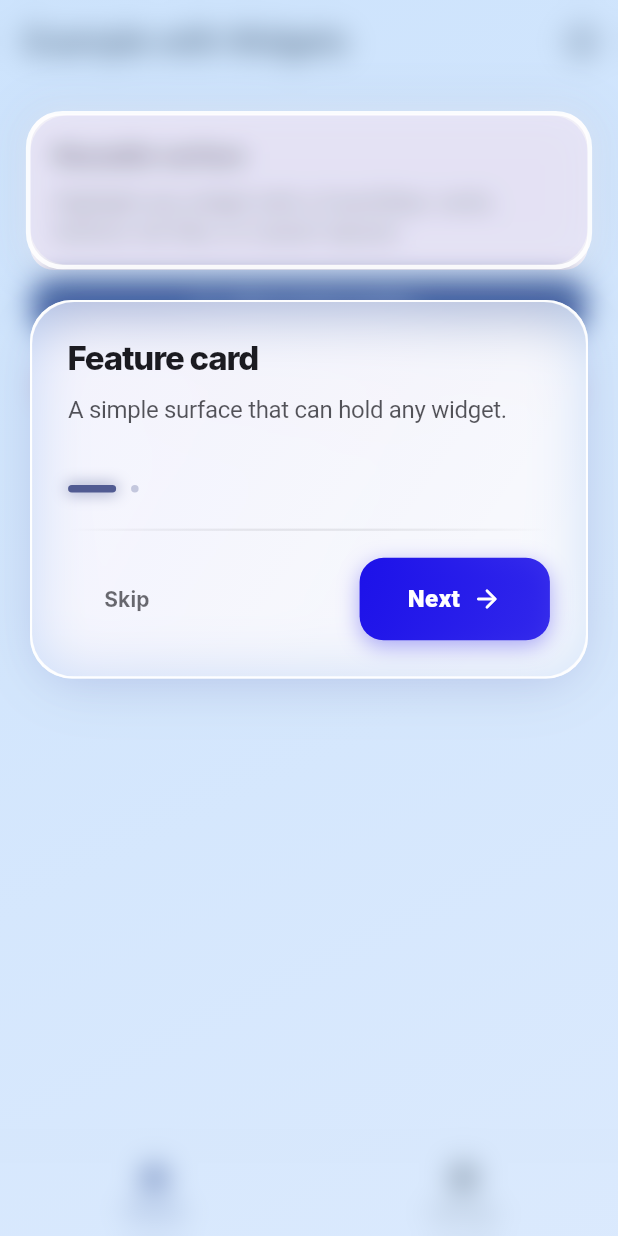
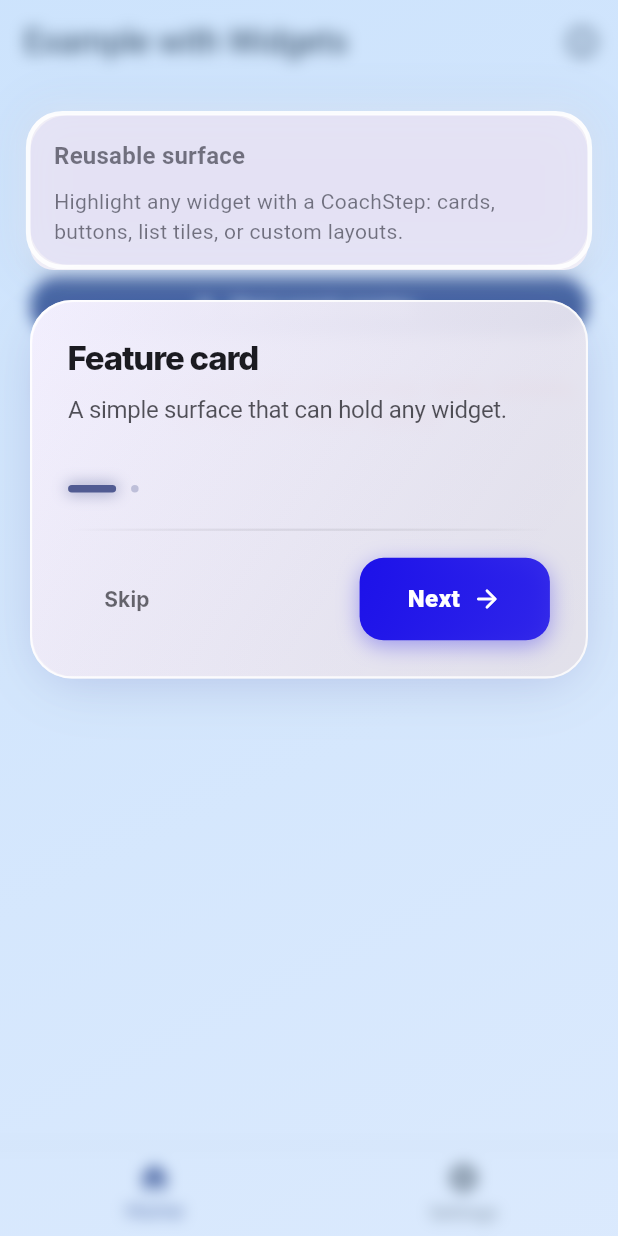
Before and after one commit to m7hamed-dev/save-points-showcaseview, a Flutter app: the screen it shows after launch, after a tap on "Start coach overlay", on a phone screen of 412 x 824 dp. Run offline on Flutter 3.47's test engine with Material 3 defaults, Android fonts, the phone set to English and light mode, and no system bars; Roboto replaces fonts that are missing (Inter).

Commit message:
Update ShowcaseCoachConfig for improved clarity and contrast in example page styles

```diff
--- a/lib/example_page.dart
+++ b/lib/example_page.dart
@@ -24,14 +24,18 @@ class _ExampleCoachPageState extends State<ExampleCoachPage> {
       config: const ShowcaseCoachConfig(
         fontFamily: 'Inter',
         primaryColor: Color.fromARGB(255, 28, 17, 233),
-        overlayTintOpacity: 0.12,
+        overlayTintOpacity: 0.08,
+        cardStyle: ShowcaseCoachCardStyle.normal, // higher-contrast card
+        reduceMotion: true, // disables blur behind overlay for clarity
         titleStyle: TextStyle(
           fontWeight: FontWeight.w800,
           letterSpacing: -0.4,
+          color: Colors.black87,
         ),
         bodyStyle: TextStyle(
           fontSize: 15.5,
           height: 1.6,
+          color: Colors.black87,
         ),
         buttonTextStyle: TextStyle(
           fontWeight: FontWeight.w700,
```
